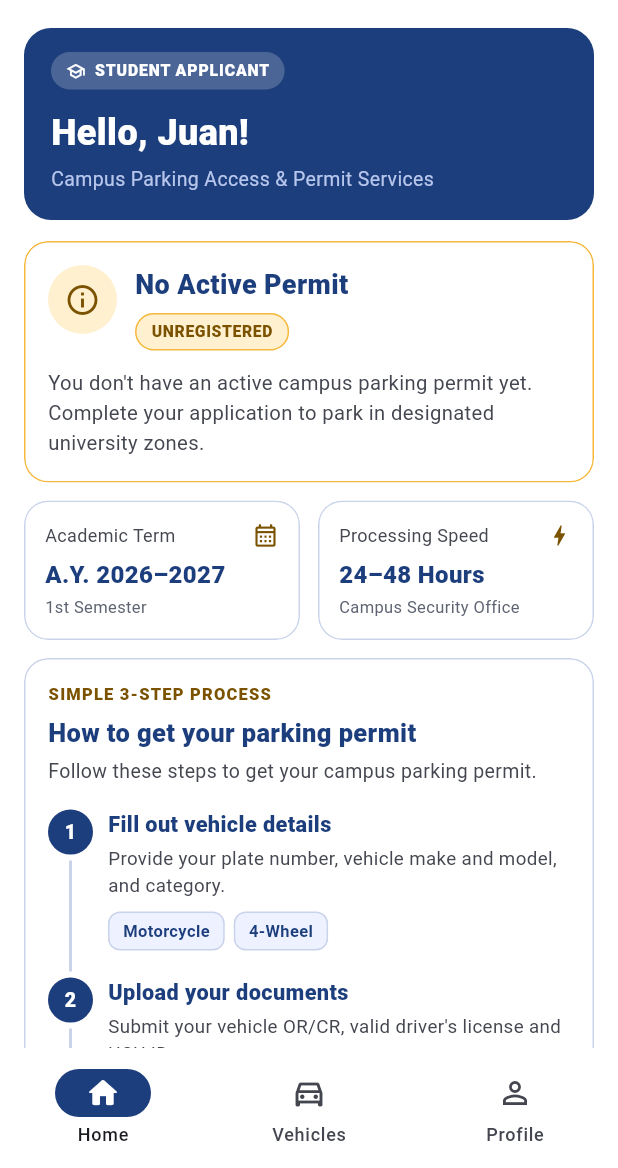
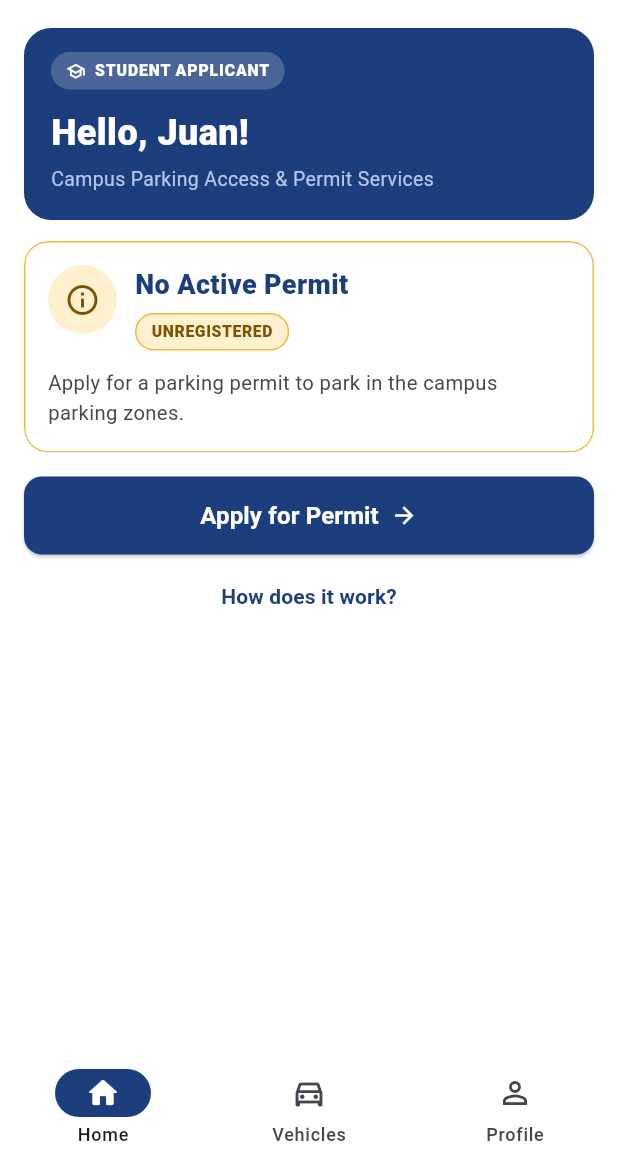
Before and after one commit to Itzmejian/UCU-ParkPermit, a Flutter app: the MainShell screen opened by its route, on a phone screen of 412 x 824 dp, the part 68-1236 px from its top. Run offline on Flutter 3.47's test engine with Material 3 defaults, Android fonts, the phone set to English and light mode, and no system bars; our stand-ins replace connectivity_plus, file_picker, supabase_flutter; accounts and stored records are empty.

Commit message:
Batch 15: simpler Home, 3-step guide moved to Help

```diff
--- a/lib/screens/help/help_screen.dart
+++ b/lib/screens/help/help_screen.dart
@@ -6,6 +6,7 @@ import '../../widgets/app_buttons.dart';
 import '../../widgets/app_card.dart';
 import '../../widgets/state_views.dart';
 import '../../widgets/status_badge.dart';
+import '../home/home_cards.dart';
 
 class _Faq {
   const _Faq(this.category, this.question, this.answer);
@@ -265,6 +266,8 @@ class _HelpScreenState extends State<HelpScreen> {
               ),
             ),
             const SizedBox(height: 14),
+            const HowToCard(),
+            const SizedBox(height: 14),
             TextField(
               controller: _search,
               textInputAction: TextInputAction.search,
--- a/lib/screens/home/home_tab.dart
+++ b/lib/screens/home/home_tab.dart
@@ -1,17 +1,19 @@
 import 'package:flutter/material.dart';
-import '../../services/auth_service.dart';
 import '../../core/app_colors.dart';
 import '../../core/app_routes.dart';
 import '../../core/constants.dart';
+import '../../models/application_store.dart';
 import '../../models/mock_application.dart';
 import '../../models/permit_status.dart';
+import '../../models/profile_store.dart';
+import '../../services/auth_service.dart';
 import '../../widgets/app_buttons.dart';
 import '../../widgets/status_badge.dart';
-import '../../widgets/step_timeline.dart';
-import '../../models/application_store.dart';
-import '../../models/profile_store.dart';
 import 'home_cards.dart';
 
+/// The Home tab shows only what the applicant needs right now: the status of
+/// the permit and the next thing to do. Details are on their own screens, and
+/// the 3-step guide is in Profile > Help & Support.
 class HomeTab extends StatefulWidget {
   const HomeTab({super.key});
 
@@ -20,7 +22,6 @@ class HomeTab extends StatefulWidget {
 }
 
 class _HomeTabState extends State<HomeTab> {
-  // TODO: replace with the real status from Supabase.
   PermitStatus _status = ApplicationStore.instance.status;
 
   @override
@@ -67,18 +68,6 @@ class _HomeTabState extends State<HomeTab> {
     setState(() => _status = store.status);
   }
 
-  void _comingSoon(String message) {
-    ScaffoldMessenger.of(context).showSnackBar(SnackBar(content: Text(message)));
-  }
-
-  bool get _showTerm =>
-      _status == PermitStatus.none ||
-      _status == PermitStatus.draft ||
-      _status == PermitStatus.pending ||
-      _status == PermitStatus.underReview ||
-      _status == PermitStatus.declined ||
-      _status == PermitStatus.appealReview;
-
   @override
   Widget build(BuildContext context) {
     final app = MockApplication.resolve(_status);
@@ -107,376 +96,191 @@ class _HomeTabState extends State<HomeTab> {
 
   List<Widget> _content(MockApplication app) {
     return switch (_status) {
-      PermitStatus.none => _noPermit(),
-      PermitStatus.draft => _draft(app),
-      PermitStatus.pending => _pending(app),
-      PermitStatus.underReview => _underReview(app),
-      PermitStatus.declined => _declined(app),
-      PermitStatus.appealReview => _appealReview(app),
-      PermitStatus.approved => _approved(app),
-      PermitStatus.stickerReady => _stickerReady(app),
-      PermitStatus.active => _active(app),
-      PermitStatus.expiringSoon => _expiringSoon(app),
-      PermitStatus.expired => _expired(app),
-    };
-  }
-
-  List<Widget> _help({bool visitorNote = true}) {
-    return [
-      const SizedBox(height: 12),
-      HelpLinkCard(onTap: () => _go(AppRoutes.permitRequirements)),
-      if (visitorNote) ...[
-        const SizedBox(height: 12),
-        const VisitorNote(),
-      ],
-    ];
-  }
-
-  List<Widget> _termRow() {
-    return _showTerm
-        ? [const TermInfoRow(), const SizedBox(height: 12)]
-        : const <Widget>[];
-  }
-
-  // ---- states ----
-
-  List<Widget> _noPermit() {
-    return [
+      PermitStatus.none => [
           const StatusSummaryCard(
             icon: Icons.info_outline,
             title: 'No Active Permit',
             badgeText: 'UNREGISTERED',
             tone: BadgeTone.gold,
             message:
-            "You don't have an active campus parking permit yet. Complete your application to park in designated university zones.",
+                'Apply for a parking permit to park in the campus parking zones.',
           ),
-      const SizedBox(height: 12),
-      ..._termRow(),
-      const HowToCard(),
           const SizedBox(height: 16),
           PrimaryButton(
             label: 'Apply for Permit',
             showArrow: true,
             onPressed: _openWizard,
           ),
-      ..._help(),
-    ];
-  }
-
-  List<Widget> _draft(MockApplication app) {
-    return [
+          const SizedBox(height: 4),
+          Center(
+            child: TextButton(
+              onPressed: () => _go(AppRoutes.help),
+              child: const Text(
+                'How does it work?',
+                style: TextStyle(fontWeight: FontWeight.w700, color: AppColors.navy),
+              ),
+            ),
+          ),
+        ],
+      PermitStatus.draft => [
           StatusSummaryCard(
             icon: Icons.edit_note_outlined,
             title: 'Application Draft',
             badgeText: 'DRAFT',
             tone: BadgeTone.gray,
             message:
-            'You started an application for ${app.vehicleName} (${app.plate}). Continue where you left off.',
+                'Your application for ${app.vehicleName} (${app.plate}) is saved. Continue where you left off.',
           ),
-      const SizedBox(height: 12),
-      ..._termRow(),
+          const SizedBox(height: 16),
           PrimaryButton(
             label: 'Continue Application',
             showArrow: true,
             onPressed: _openWizard,
           ),
-      ..._help(),
-    ];
-  }
-
-  List<Widget> _pending(MockApplication app) {
-    return [
+        ],
+      PermitStatus.pending => [
           StatusSummaryCard(
             icon: Icons.hourglass_top_rounded,
             title: 'Application Submitted',
             badgeText: 'PENDING',
             tone: BadgeTone.gold,
             message:
-            'We received your application. It is waiting in the review queue.',
+                'Your application is waiting for review. We will notify you when it changes.',
             reference: app.referenceNo,
-      ),
-      const SizedBox(height: 12),
-      ..._termRow(),
-      const TimelineCard(
-        caption: 'APPLICATION PROGRESS',
-        title: 'Track your application',
-        subtitle: 'We will notify you when something changes.',
-        items: [
-          TimelineItem(
-            title: 'Application submitted',
-            subtitle: 'Your vehicle details and documents were received.',
-            state: TimelineState.done,
-          ),
-          TimelineItem(
-            title: 'Security Office review',
-            subtitle: 'Waiting for an officer to pick up your application.',
-            state: TimelineState.pending,
-          ),
-          TimelineItem(
-            title: 'Decision and sticker',
-            subtitle: 'You will be notified once a decision is made.',
-            state: TimelineState.pending,
-          ),
-        ],
           ),
           const SizedBox(height: 16),
           PrimaryButton(
-        label: 'Track Application Status',
+            label: 'Track Application',
             showArrow: true,
             onPressed: () => _go(AppRoutes.applicationStatus),
           ),
-      ..._help(),
-    ];
-  }
-
-  List<Widget> _underReview(MockApplication app) {
-    return [
+        ],
+      PermitStatus.underReview => [
           StatusSummaryCard(
             icon: Icons.manage_search_rounded,
             title: 'Under Review',
             badgeText: 'UNDER REVIEW',
             tone: BadgeTone.gold,
             message:
-            'A Security Office officer is checking your documents. This usually takes 24 to 48 hours.',
+                'An officer is checking your documents. This takes 24 to 48 hours.',
             reference: app.referenceNo,
-      ),
-      const SizedBox(height: 12),
-      ..._termRow(),
-      const TimelineCard(
-        caption: 'APPLICATION PROGRESS',
-        title: 'Track your application',
-        subtitle: 'We will notify you when something changes.',
-        items: [
-          TimelineItem(
-            title: 'Application submitted',
-            subtitle: 'Your vehicle details and documents were received.',
-            state: TimelineState.done,
-          ),
-          TimelineItem(
-            title: 'Security Office review',
-            subtitle: 'An officer is verifying your documents.',
-            state: TimelineState.current,
-            tag: 'IN PROGRESS (24-48 HRS)',
-          ),
-          TimelineItem(
-            title: 'Decision and sticker',
-            subtitle: 'You will be notified once a decision is made.',
-            state: TimelineState.pending,
-          ),
-        ],
           ),
           const SizedBox(height: 16),
           PrimaryButton(
-        label: 'View Application Status',
+            label: 'Track Application',
             showArrow: true,
             onPressed: () => _go(AppRoutes.applicationStatus),
           ),
-      ..._help(),
-    ];
-  }
-
-  List<Widget> _declined(MockApplication app) {
-    return [
+        ],
+      PermitStatus.declined => [
           StatusSummaryCard(
             icon: Icons.cancel_outlined,
             title: 'Application Declined',
             badgeText: 'DECLINED',
             tone: BadgeTone.red,
-        message:
-            'Your application needs a correction before a permit can be issued.',
+            message: 'Fix the items below, then file an appeal.',
             reference: app.referenceNo,
           ),
           const SizedBox(height: 12),
-      ..._termRow(),
           DeclinedDetailsCard(app: app),
           const SizedBox(height: 16),
           PrimaryButton(
-        label: 'File an Appeal & Resubmit Docs',
+            label: 'File an Appeal',
             showArrow: true,
             onPressed: () => _go(AppRoutes.appeal),
           ),
-      const SizedBox(height: 10),
-      SecondaryButton(
-        label: 'View Declined Notice',
-        onPressed: () => _go(AppRoutes.applicationStatus),
-      ),
-      ..._help(),
-    ];
-  }
-
-  List<Widget> _appealReview(MockApplication app) {
-    return [
+        ],
+      PermitStatus.appealReview => [
           StatusSummaryCard(
             icon: Icons.schedule_rounded,
             title: 'Appeal Under Review',
             badgeText: 'UNDER RE-EVALUATION',
             tone: BadgeTone.gold,
             message:
-            'Your appeal and corrected documents are being reviewed by the Campus Security Office.',
+                'The Security Office is checking your corrected documents.',
             reference: app.referenceNo,
-      ),
-      const SizedBox(height: 12),
-      ..._termRow(),
-      const TimelineCard(
-        caption: 'RE-APPEAL VERIFICATION',
-        title: 'Track your appeal',
-        subtitle: 'The Security Office is re-checking your documents.',
-        items: [
-          TimelineItem(
-            title: 'Documents resubmitted',
-            subtitle: 'Your replacement documents were uploaded.',
-            state: TimelineState.done,
-            chips: ['Vehicle OR/CR'],
-          ),
-          TimelineItem(
-            title: 'Security officer review',
-            subtitle: 'An officer is validating your updated documents.',
-            state: TimelineState.current,
-            tag: 'IN PROGRESS (24-48 HRS)',
-          ),
-          TimelineItem(
-            title: 'Re-approval and sticker',
-            subtitle: 'Once verified, your permit will be issued.',
-            state: TimelineState.pending,
-          ),
-        ],
           ),
           const SizedBox(height: 16),
           PrimaryButton(
-        label: 'View Appeal Details',
+            label: 'Track Appeal',
             showArrow: true,
             onPressed: () => _go(AppRoutes.applicationStatus),
           ),
-      ..._help(),
-    ];
-  }
-
-  List<Widget> _approved(MockApplication app) {
-    return [
+        ],
+      PermitStatus.approved => [
           StatusSummaryCard(
             icon: Icons.verified_outlined,
             title: 'Permit Approved',
             badgeText: 'APPROVED',
             tone: BadgeTone.green,
             message:
-            'Your permit has been approved. Your permit sticker is being prepared. We will notify you when it is ready for pickup.',
-        reference: app.referenceNo,
+                'Permit ${app.permitNo}. Your sticker is being prepared. We will notify you when it is ready.',
           ),
-      const SizedBox(height: 12),
-      PermitDetailsCard(app: app),
           const SizedBox(height: 16),
           PrimaryButton(
-        label: 'View Permit Details',
+            label: 'View Permit',
             showArrow: true,
             onPressed: () => _go(AppRoutes.permitDetails),
           ),
-      ..._help(visitorNote: false),
-    ];
-  }
-
-  List<Widget> _stickerReady(MockApplication app) {
-    return [
+        ],
+      PermitStatus.stickerReady => [
           const PickupBanner(),
-      const SizedBox(height: 12),
-      PermitDetailsCard(app: app),
           const SizedBox(height: 16),
           PrimaryButton(
             label: 'View Pickup Details',
             showArrow: true,
             onPressed: () => _go(AppRoutes.stickerPickup),
           ),
-      const SizedBox(height: 10),
-      SecondaryButton(
-        label: 'View Permit Details',
-        onPressed: () => _go(AppRoutes.permitDetails),
-      ),
-      ..._help(visitorNote: false),
-    ];
-  }
-
-  List<Widget> _active(MockApplication app) {
-    return [
+        ],
+      PermitStatus.active => [
           StatusSummaryCard(
             icon: Icons.check_circle_outline,
             title: 'Permit Active',
             badgeText: 'ACTIVE',
             tone: BadgeTone.green,
             message:
-            'Your sticker is claimed and your permit is valid. Keep the sticker on your vehicle.',
-        reference: app.referenceNo,
+                'Permit ${app.permitNo} for ${app.plate}. Valid until ${app.validUntil}.',
           ),
-      const SizedBox(height: 12),
-      PermitDetailsCard(app: app),
           const SizedBox(height: 16),
           PrimaryButton(
-        label: 'View Permit Details',
+            label: 'View Permit',
             showArrow: true,
             onPressed: () => _go(AppRoutes.permitDetails),
           ),
-      const SizedBox(height: 4),
-      Center(
-        child: TextButton.icon(
-          onPressed: () => _comingSoon('PDF download will be added later.'),
-          icon: const Icon(Icons.download_outlined, size: 18),
-          label: const Text(
-            'Download Permit Certificate (PDF)',
-            style: TextStyle(fontWeight: FontWeight.w700),
-          ),
-        ),
-      ),
-      ..._help(visitorNote: false),
-    ];
-  }
-
-  List<Widget> _expiringSoon(MockApplication app) {
-    return [
+        ],
+      PermitStatus.expiringSoon => [
           StatusSummaryCard(
             icon: Icons.notification_important_outlined,
             title: 'Permit Expiring Soon',
             badgeText: 'EXPIRING',
             tone: BadgeTone.gold,
             message:
-            'Your permit expires on ${app.validUntil}. Renew now so you can keep parking on campus.',
-        reference: app.referenceNo,
+                'Your permit expires on ${app.validUntil}. Renew it to keep parking on campus.',
           ),
-      const SizedBox(height: 12),
-      PermitDetailsCard(app: app, expiringSoon: true),
           const SizedBox(height: 16),
           PrimaryButton(
             label: 'Renew Permit',
             showArrow: true,
             onPressed: () => _go(AppRoutes.renewal),
           ),
-      const SizedBox(height: 10),
-      SecondaryButton(
-        label: 'View Permit Details',
-        onPressed: () => _go(AppRoutes.permitDetails),
-      ),
-      ..._help(visitorNote: false),
-    ];
-  }
-
-  List<Widget> _expired(MockApplication app) {
-    return [
+        ],
+      PermitStatus.expired => [
           StatusSummaryCard(
             icon: Icons.event_busy_outlined,
             title: 'Permit Expired',
             badgeText: 'EXPIRED',
             tone: BadgeTone.red,
             message:
-            'Your permit expired on ${app.validUntil}. Renew it to park in campus zones again.',
-        reference: app.referenceNo,
+                'Your permit expired on ${app.validUntil}. Renew it to park on campus again.',
           ),
-      const SizedBox(height: 12),
-      PermitDetailsCard(app: app, expired: true),
           const SizedBox(height: 16),
           PrimaryButton(
             label: 'Renew Permit',
             showArrow: true,
             onPressed: () => _go(AppRoutes.renewal),
           ),
-      ..._help(),
-    ];
+        ],
+    };
   }
 }
 
```
Lines whose indentation alone changed are shown as unchanged.
